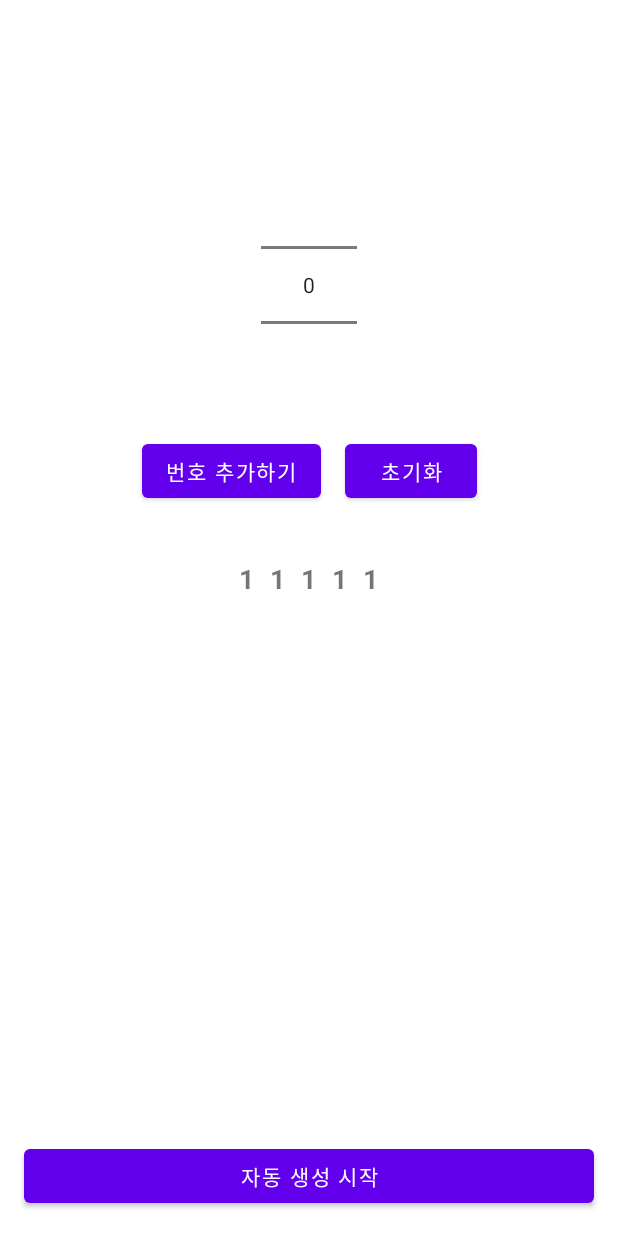
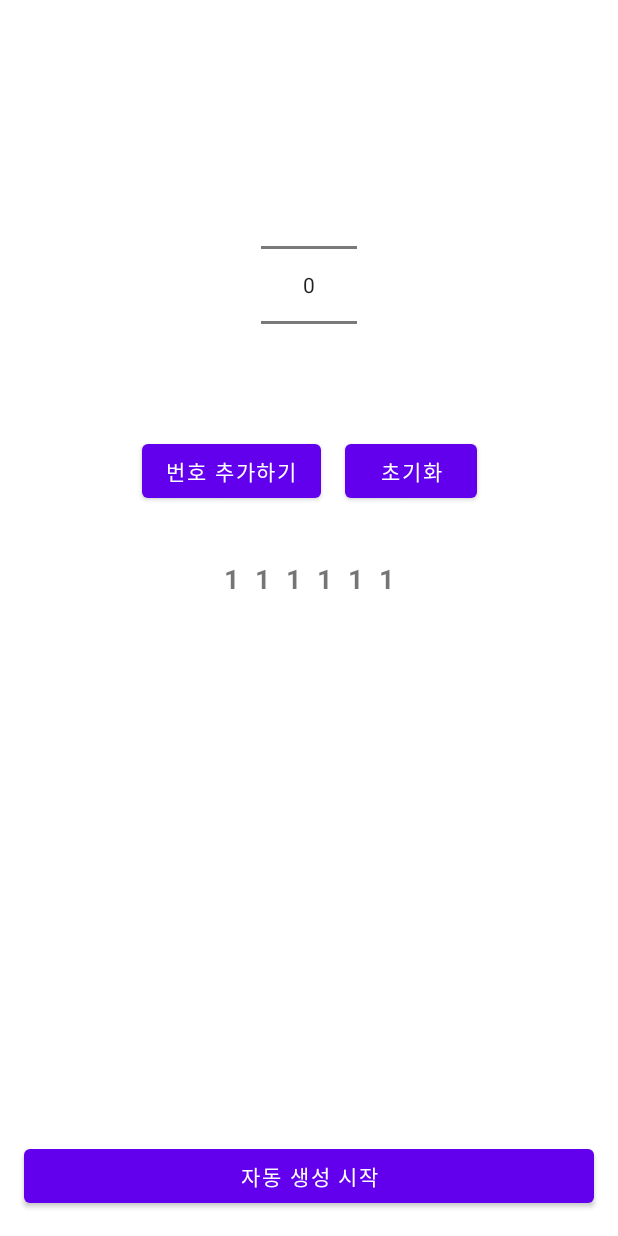
Before and after one commit to dqwdd/Machine_of_lottery_number, an Android app: the layout activity_main.xml on its own in the app's theme, with its tools: preview values and no code run, on a phone screen of 412 x 824 dp. Run offline under Robolectric (Android 15) with nearby library versions, the phone set to English and light mode, and no system bars.

```diff
--- /dev/null
+++ b/app/src/main/res/drawable/circle_yellow.xml
@@ -0,0 +1,4 @@
+<?xml version="1.0" encoding="utf-8"?>
+<selector xmlns:android="http://schemas.android.com/apk/res/android">
+
+</selector>
--- a/app/src/main/res/layout/activity_main.xml
+++ b/app/src/main/res/layout/activity_main.xml
@@ -51,6 +51,8 @@
             android:layout_width="wrap_content"
             android:layout_height="wrap_content"
             android:text="1"
+            android:visibility="gone"
+            tools:visibility="visible"
             android:layout_margin="5dp"
             android:textSize="18sp"
             android:textStyle="bold"/>
@@ -60,6 +62,8 @@
             android:layout_width="wrap_content"
             android:layout_height="wrap_content"
             android:text="1"
+            android:visibility="gone"
+            tools:visibility="visible"
             android:layout_margin="5dp"
             android:textSize="18sp"
             android:textStyle="bold"/>
@@ -69,6 +73,8 @@
             android:layout_width="wrap_content"
             android:layout_height="wrap_content"
             android:text="1"
+            android:visibility="gone"
+            tools:visibility="visible"
             android:layout_margin="5dp"
             android:textSize="18sp"
             android:textStyle="bold"/>
@@ -78,6 +84,8 @@
             android:layout_width="wrap_content"
             android:layout_height="wrap_content"
             android:text="1"
+            android:visibility="gone"
+            tools:visibility="visible"
             android:layout_margin="5dp"
             android:textSize="18sp"
             android:textStyle="bold"/>
@@ -87,6 +95,19 @@
             android:layout_width="wrap_content"
             android:layout_height="wrap_content"
             android:text="1"
+            android:visibility="gone"
+            tools:visibility="visible"
+            android:layout_margin="5dp"
+            android:textSize="18sp"
+            android:textStyle="bold"/>
+
+        <TextView
+            android:id="@+id/textView6"
+            android:layout_width="wrap_content"
+            android:layout_height="wrap_content"
+            android:text="1"
+            android:visibility="gone"
+            tools:visibility="visible"
             android:layout_margin="5dp"
             android:textSize="18sp"
             android:textStyle="bold"/>
```
Also changed, not shown: app/src/main/java/com/fastcampus/machine_of_lottery_number/MainActivity.kt (+128 -0 lines).
